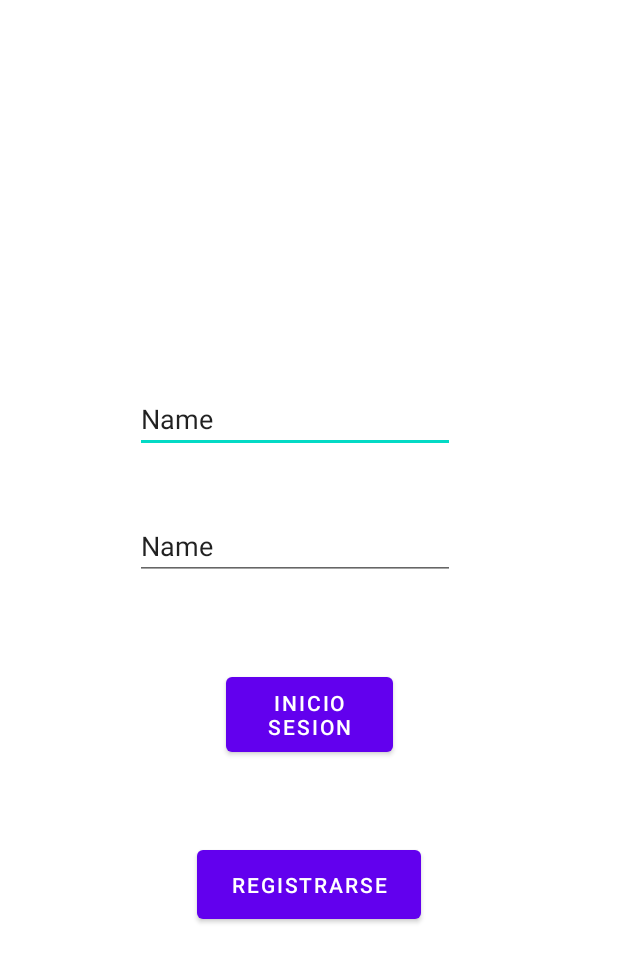
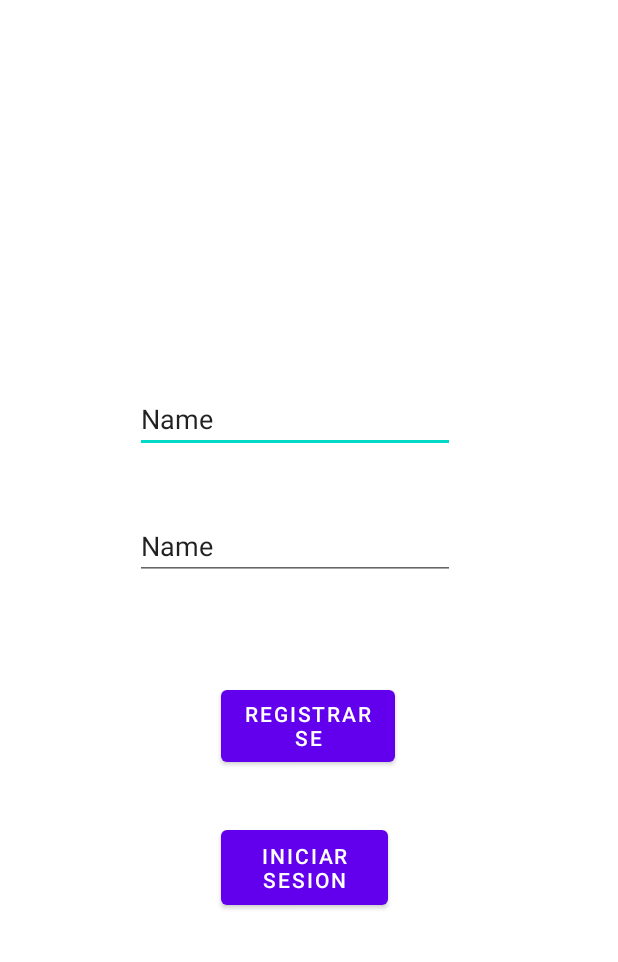
Before and after one commit to AntonioEN/Libros_Fly, an Android app: the screen it shows after launch (LoginActivity), on a phone screen of 412 x 824 dp. Shown: the top 962 px of the screen. Run offline under Robolectric (Android 15) with nearby library versions, the phone set to English and light mode, and no system bars.

Commit message:
Modificacion de archivos

```diff
--- a/app/src/main/java/com/example/libros_fly/Login/LoginActivity.kt
+++ b/app/src/main/java/com/example/libros_fly/Login/LoginActivity.kt
@@ -11,7 +11,8 @@ import android.widget.Toast
 import com.example.libros_fly.MainActivity
 import com.example.libros_fly.R
 
-class LoginActivity : AppCompatActivity() {
+
+internal class LoginActivity : AppCompatActivity() {
 
     //private lateinit var auth : FirebaseAuth;
     lateinit var progressBarLogin: ProgressBar
@@ -21,32 +22,33 @@ class LoginActivity : AppCompatActivity() {
         setContentView(R.layout.activity_login)
 
         val btnRegistro = this.findViewById<Button>(R.id.btnRegistrar)
-        val btnI_Sesion = this.findViewById<Button>(R.id.btnInicioSesion)
+        val btnInicio = this.findViewById<Button>(R.id.btnInicioSesion)
         val txtEmail = this.findViewById<EditText>(R.id.etxtEmail)
         val txtPassword = this.findViewById<EditText>(R.id.etxtPWD)
         progressBarLogin = this.findViewById<ProgressBar>(R.id.progressbarLogin)
 
-        btnI_Sesion.setOnClickListener(View.OnClickListener{
-            if(!txtEmail.text.toString().isEmpty() && !txtPassword.text.toString().isEmpty()){
+        btnRegistro.setOnClickListener(View.OnClickListener {
+            if (txtEmail.text.toString().isNotEmpty() && txtPassword.text.toString().isNotEmpty()) {
 
                 progressBarLogin.setVisibility(View.VISIBLE)
 
                 progressBarLogin.setVisibility(View.GONE)
+                //pasamos al home de la aplicacion
                 val intent = Intent(this, MainActivity::class.java)
                 startActivity(intent)
                 finish()
 
-            }else{
+
+            } else {
                 Toast.makeText(this, "Rellene los campos!", Toast.LENGTH_SHORT).show()
             }
         })
 
-        btnRegistro.setOnClickListener(View.OnClickListener {
-
+        btnInicio.setOnClickListener(View.OnClickListener {
             val manager = supportFragmentManager
             val transaction = manager.beginTransaction()
-            val Registro = RegistrarFragment()
-            transaction.replace(R.id.constraintLayout, Registro)
+            val registrar = RegistrarFragment()
+            transaction.replace(R.id.constraintLayout, registrar)
             transaction.addToBackStack(null)
             transaction.commit()
 
--- a/app/src/main/res/layout/activity_login.xml
+++ b/app/src/main/res/layout/activity_login.xml
@@ -6,14 +6,9 @@
     android:layout_height="match_parent"
     android:id="@+id/constraintLayout"
     tools:context=".Login.LoginActivity">
-
     <androidx.constraintlayout.widget.ConstraintLayout
         android:layout_width="match_parent"
-        android:layout_height="match_parent"
-        android:layout_alignParentStart="true"
-        android:layout_alignParentTop="true"
-        android:layout_alignParentEnd="true"
-        android:layout_alignParentBottom="true">
+        android:layout_height="match_parent">
 
         <EditText
             android:id="@+id/etxtEmail"
@@ -45,29 +40,30 @@
 
         <Button
             android:id="@+id/btnRegistrar"
-         android:layout_width="149dp"
-         android:layout_height="58dp"
+            android:layout_width="116dp"
+            android:layout_height="60dp"
             android:text="Registrarse"
             app:layout_constraintBottom_toBottomOf="parent"
             app:layout_constraintEnd_toEndOf="parent"
+            app:layout_constraintHorizontal_bias="0.498"
             app:layout_constraintStart_toStartOf="parent"
             app:layout_constraintTop_toTopOf="parent"
-         app:layout_constraintVertical_bias="0.732" />
+            app:layout_constraintVertical_bias="0.594" />
 
         <Button
             android:id="@+id/btnInicioSesion"
             android:layout_width="111dp"
             android:layout_height="62dp"
-         android:text="Inicio Sesion"
+            android:text="Iniciar Sesion"
             app:layout_constraintBottom_toBottomOf="parent"
             app:layout_constraintEnd_toEndOf="parent"
+            app:layout_constraintHorizontal_bias="0.49"
             app:layout_constraintStart_toStartOf="parent"
             app:layout_constraintTop_toTopOf="parent"
-         app:layout_constraintVertical_bias="0.584" />
+            app:layout_constraintVertical_bias="0.718" />
 
         <ProgressBar
             android:id="@+id/progressbarLogin"
-            style="?android:attr/progressBarStyle"
             android:layout_width="wrap_content"
             android:layout_height="wrap_content"
             android:visibility="gone"
```
Also changed, not shown: app/src/main/AndroidManifest.xml (+8 -13 lines). Lines whose indentation alone changed are shown as unchanged.
